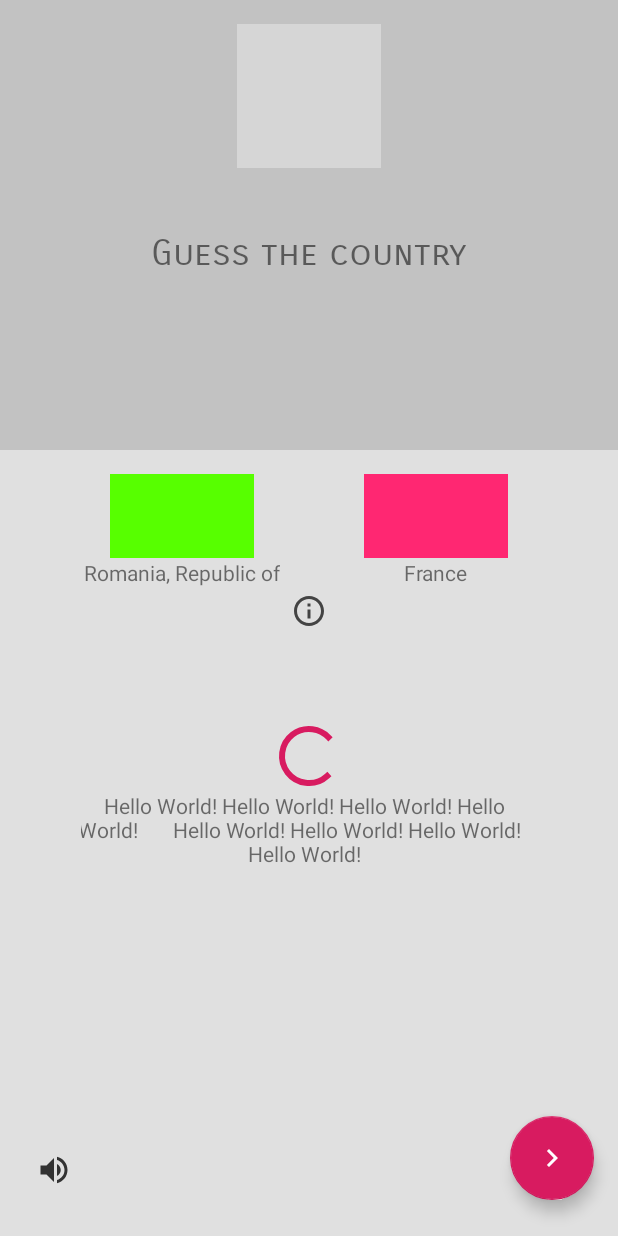
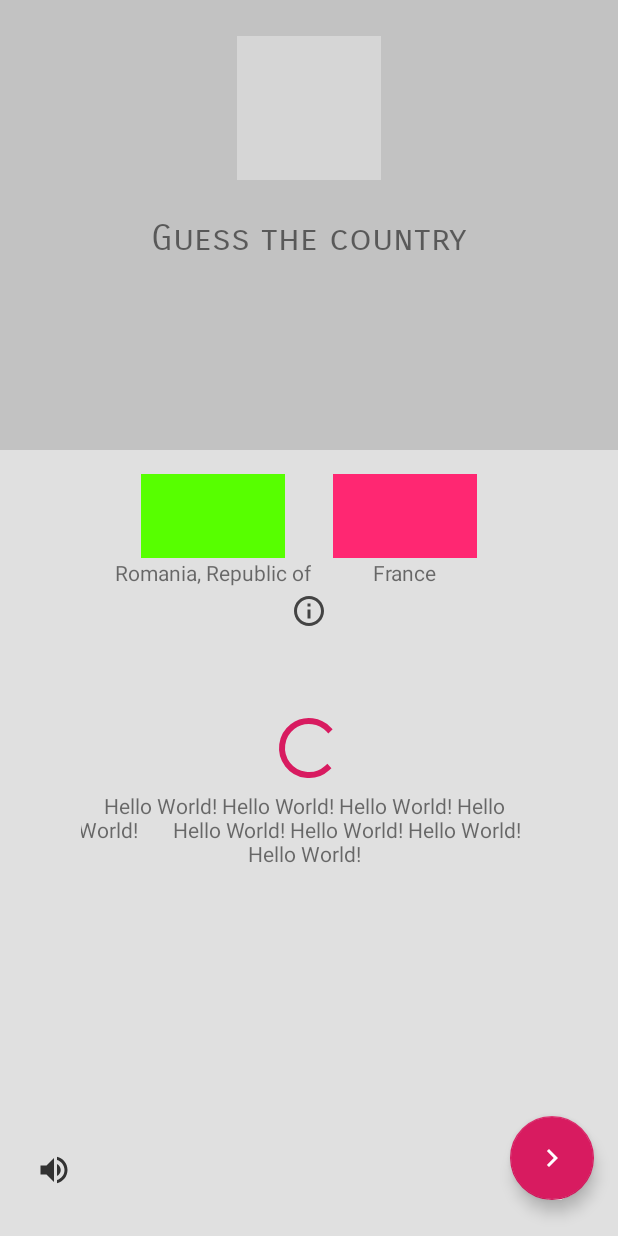
Before and after one commit to alboteanud/Guessthecountry, an Android app: the layout content_main.xml on its own in the app's theme, with its tools: preview values and no code run, on a phone screen of 412 x 824 dp. Run offline under Robolectric (Android 15) with nearby library versions, the phone set to English and light mode, and no system bars; grey boxes are pictures that could not be loaded.

Commit message:
added animations

```diff
--- a/app/src/main/AndroidManifest.xml
+++ b/app/src/main/AndroidManifest.xml
@@ -2,7 +2,6 @@
 <manifest xmlns:android="http://schemas.android.com/apk/res/android"
     package="com.craiovadata.guessthecountry">
 
-    <!--<uses-permission android:name="com.android.vending.BILLING"/>-->
 
     <application
         android:allowBackup="true"
@@ -25,6 +24,9 @@
                 <action android:name="android.intent.action.VIEW" />
             </intent-filter>
         </activity>
+        <meta-data
+            android:name="com.google.android.gms.ads.APPLICATION_ID"
+            android:value="@string/admob_app_id" />
     </application>
 
 </manifest>
--- a/app/src/main/java/com/craiovadata/guessthecountry/Utils.java
+++ b/app/src/main/java/com/craiovadata/guessthecountry/Utils.java
@@ -17,7 +17,7 @@ class Utils {
         int r = random.nextInt(10);
         if (r == 0)
             return "ca-app-pub-3052455927658337/3812605089";
-        else if (r < 3)
+        else if (r < 5)
             return "ca-app-pub-1015344817183694/6453535707";
         return "ca-app-pub-3931793949981809/5906740796";
 
--- a/app/src/main/res/anim/zoom_in.xml
+++ b/app/src/main/res/anim/zoom_in.xml
@@ -3,11 +3,11 @@
     android:fillAfter="true">
 
     <scale
-        android:duration="@android:integer/config_longAnimTime"
+        android:duration="300"
         android:fromXScale="0.1"
         android:fromYScale="0.1"
         android:pivotX="50%"
-        android:pivotY="50%"
+        android:pivotY="20%"
         android:toXScale="1"
         android:toYScale="1" />
 
--- a/app/src/main/res/layout/activity_main.xml
+++ b/app/src/main/res/layout/content_main.xml
@@ -4,32 +4,33 @@
     xmlns:tools="http://schemas.android.com/tools"
     android:layout_width="match_parent"
     android:layout_height="match_parent"
+    android:animateLayoutChanges="true"
     android:background="#E0E0E0"
     tools:context=".MainActivity">
 
+    <ImageView
+        android:id="@+id/launcher"
+        android:layout_width="wrap_content"
+        android:layout_height="wrap_content"
+        android:layout_marginTop="24dp"
+        android:contentDescription="countries traditions"
+        android:src="@mipmap/ic_launcher_foreground"
+        app:layout_constraintEnd_toEndOf="parent"
+        app:layout_constraintStart_toStartOf="parent"
+        app:layout_constraintTop_toTopOf="parent" />
 
     <TextView
         android:id="@+id/textViewWellcome"
         android:layout_width="wrap_content"
         android:layout_height="wrap_content"
-        android:layout_marginTop="42dp"
+        android:layout_marginTop="24dp"
         android:fontFamily="sans-serif-smallcaps"
         android:text="@string/app_name"
         android:textSize="24sp"
         app:layout_constraintEnd_toEndOf="parent"
         app:layout_constraintStart_toStartOf="parent"
-        app:layout_constraintTop_toBottomOf="@id/collage" />
+        app:layout_constraintTop_toBottomOf="@+id/launcher" />
 
-    <ImageView
-        android:id="@+id/collage"
-        android:layout_width="wrap_content"
-        android:layout_height="wrap_content"
-        android:layout_marginTop="16dp"
-        android:contentDescription="countries traditions"
-        app:layout_constraintEnd_toEndOf="parent"
-        app:layout_constraintStart_toStartOf="parent"
-        app:layout_constraintTop_toTopOf="parent"
-        app:srcCompat="@drawable/collage_imgs" />
 
     <ProgressBar
         android:id="@+id/progressBar"
@@ -56,19 +57,26 @@
         tools:background="#22000000"
         tools:layout_height="300dp" />
 
+    <android.support.constraint.Guideline
+        android:id="@+id/guideline"
+        android:layout_width="wrap_content"
+        android:layout_height="wrap_content"
+        android:orientation="vertical"
+        app:layout_constraintGuide_percent="0.5" />
+
     <ImageButton
         android:id="@+id/flagA"
         android:layout_width="96dp"
         android:layout_height="56dp"
         android:layout_marginTop="16dp"
+        android:layout_marginEnd="16dp"
+        android:background="@android:color/transparent"
         android:contentDescription="1st flag"
-        app:layout_constraintEnd_toStartOf="@+id/flagB"
-        app:layout_constraintStart_toStartOf="parent"
-        app:layout_constraintTop_toBottomOf="@+id/mainImageView"
-        android:background="@android:color/transparent"
         android:foreground="@drawable/selector"
         android:scaleType="centerInside"
-        android:visibility="invisible"
+        android:visibility="gone"
+        app:layout_constraintEnd_toStartOf="@+id/guideline"
+        app:layout_constraintTop_toBottomOf="@+id/mainImageView"
         tools:src="#57ff00"
         tools:visibility="visible" />
 
@@ -76,15 +84,15 @@
         android:id="@+id/flagB"
         android:layout_width="96dp"
         android:layout_height="56dp"
+        android:layout_marginStart="16dp"
+        android:layout_marginTop="16dp"
+        android:background="@android:color/transparent"
         android:contentDescription="2nd flag"
-        app:layout_constraintBottom_toBottomOf="@+id/flagA"
-        app:layout_constraintEnd_toEndOf="parent"
-        app:layout_constraintStart_toEndOf="@+id/flagA"
-        app:layout_constraintTop_toTopOf="@+id/flagA"
-        android:background="@android:color/transparent"
         android:foreground="@drawable/selector"
         android:scaleType="centerInside"
-        android:visibility="invisible"
+        android:visibility="gone"
+        app:layout_constraintStart_toStartOf="@+id/guideline"
+        app:layout_constraintTop_toBottomOf="@+id/mainImageView"
         tools:src="#ff2772"
         tools:visibility="visible" />
 
@@ -111,7 +119,6 @@
         tools:text="France" />
 
 
-
     <TextView
         android:id="@+id/textViewMessageOutput"
         android:layout_width="0dp"
@@ -128,18 +135,6 @@
         tools:text="Hello World! Hello World! Hello World! Hello World!
       Hello World! Hello World! Hello World!  \nHello World!" />
 
-
-    <android.support.design.widget.FloatingActionButton
-        android:id="@+id/fab"
-        android:layout_width="wrap_content"
-        android:layout_height="wrap_content"
-        android:layout_marginEnd="16dp"
-        android:layout_marginBottom="24dp"
-        android:visibility="invisible"
-        app:layout_constraintBottom_toTopOf="@+id/adView"
-        app:layout_constraintEnd_toEndOf="parent"
-        app:srcCompat="@drawable/ic_next"
-        tools:visibility="visible" />
 
     <ImageView
         android:id="@+id/btn_info"
@@ -176,6 +171,18 @@
         app:srcCompat="@drawable/ic_sound"
         tools:visibility="visible" />
 
+    <android.support.design.widget.FloatingActionButton
+        android:id="@+id/fab"
+        android:layout_width="wrap_content"
+        android:layout_height="wrap_content"
+        android:layout_marginEnd="16dp"
+        android:layout_marginBottom="24dp"
+        android:visibility="invisible"
+        app:layout_constraintBottom_toTopOf="@+id/adView"
+        app:layout_constraintEnd_toEndOf="parent"
+        app:srcCompat="@drawable/ic_next"
+        tools:visibility="visible" />
+
     <com.google.android.gms.ads.AdView xmlns:ads="http://schemas.android.com/apk/res-auto"
         android:id="@+id/adView"
         android:layout_width="wrap_content"
--- a/app/src/main/res/values/strings.xml
+++ b/app/src/main/res/values/strings.xml
@@ -4,4 +4,5 @@
     <string name="output_message_wrong_answer">Nope! The correct answer is %1$s</string>
     <string name="country_image">An image from this country</string>
     <string name="cancel">Cancel</string>
+    <string name="admob_app_id">ca-app-pub-3931793949981809~9763575423</string>
 </resources>
```
Also changed, not shown: app/build.gradle (+9 -12 lines), app/src/main/java/com/craiovadata/guessthecountry/MainActivity.java (+51 -69 lines).
